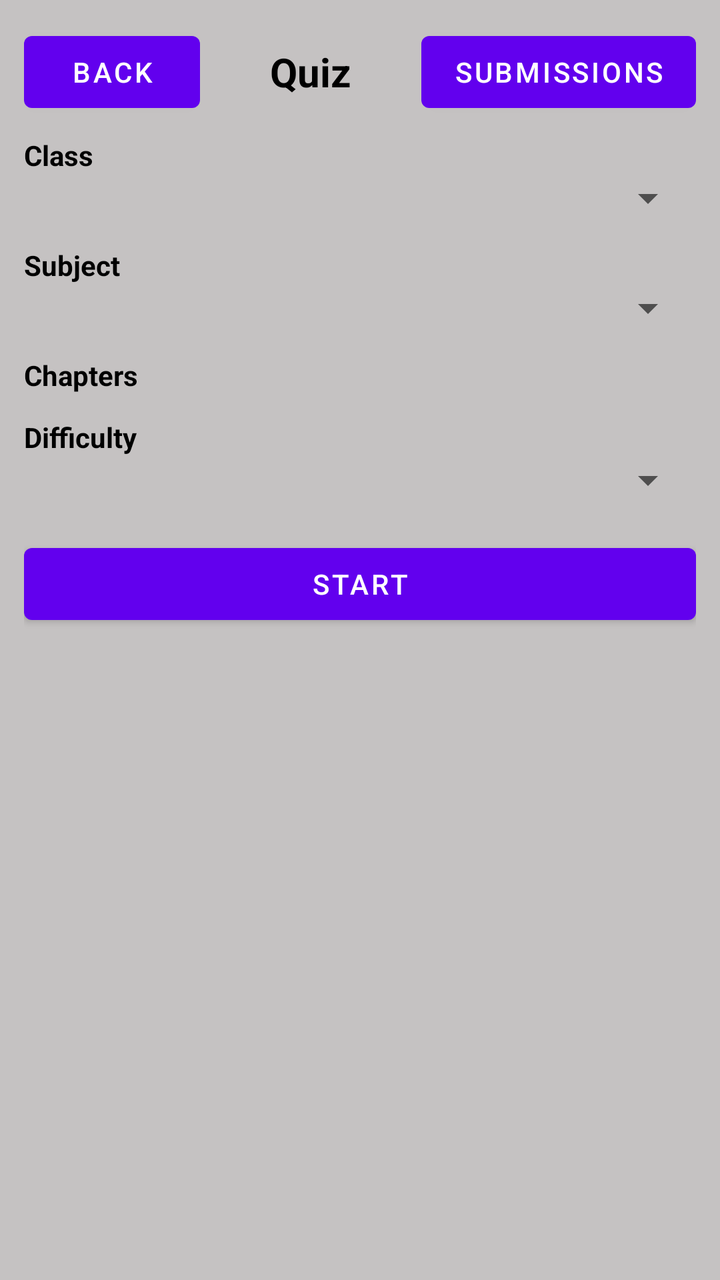
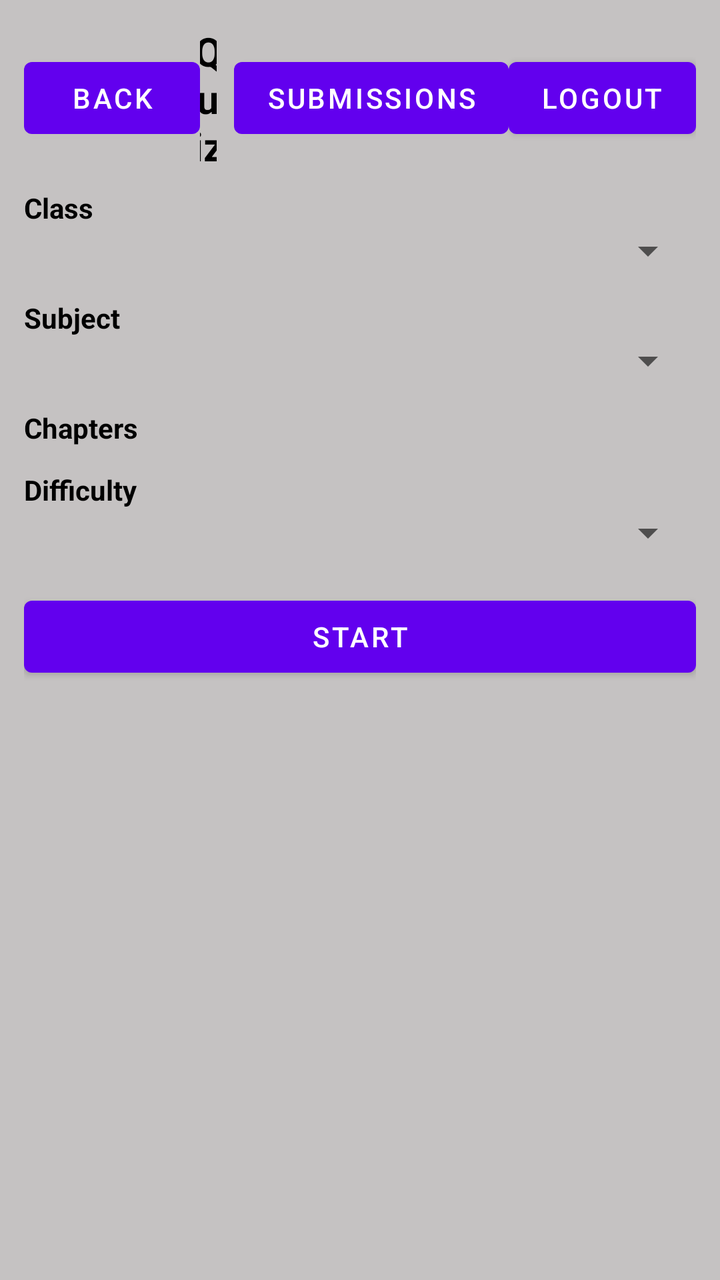

The first picture is an Android layout as it rendered before a commit; the second is the same layout after the commit. The layout source and the unified diff follow.
<!-- AndroidManifest.xml: activity theme FullScreen -->
<!-- res/layout/activity_quiz.xml -->
<?xml version="1.0" encoding="utf-8"?>
<LinearLayout xmlns:android="http://schemas.android.com/apk/res/android"
    android:layout_width="match_parent"
    android:layout_height="match_parent"
    android:background="@color/grey"
    android:orientation="vertical"
    android:padding="12dp">

    <LinearLayout
        android:layout_width="match_parent"
        android:layout_height="wrap_content"
        android:gravity="center_vertical"
        android:orientation="horizontal">

        <Button
            android:id="@+id/buttonCloseQuiz"
            android:layout_width="wrap_content"
            android:layout_height="wrap_content"
            android:text="Back" />

        <TextView
            android:id="@+id/tvQuizTitle"
            android:layout_width="0dp"
            android:layout_height="wrap_content"
            android:layout_weight="1"
            android:gravity="center"
            android:text="Quiz"
            android:textColor="@color/black"
            android:textSize="20sp"
            android:textStyle="bold" />

        <Button
            android:id="@+id/buttonPastSubmissions"
            android:layout_width="wrap_content"
            android:layout_height="wrap_content"
            android:text="Submissions" />

    </LinearLayout>

    <ScrollView
        android:layout_width="match_parent"
        android:layout_height="0dp"
        android:layout_weight="1">

        <LinearLayout
            android:id="@+id/quizRoot"
            android:layout_width="match_parent"
            android:layout_height="wrap_content"
            android:orientation="vertical"
            android:paddingTop="8dp">

            <LinearLayout
                android:id="@+id/setupPanel"
                android:layout_width="match_parent"
                android:layout_height="wrap_content"
                android:orientation="vertical">

                <TextView
                    android:layout_width="match_parent"
                    android:layout_height="wrap_content"
                    android:text="Class"
                    android:textColor="@color/black"
                    android:textStyle="bold" />

                <Spinner
                    android:id="@+id/spinnerClass"
                    android:layout_width="match_parent"
                    android:layout_height="wrap_content" />

                <TextView
                    android:layout_width="match_parent"
                    android:layout_height="wrap_content"
                    android:layout_marginTop="12dp"
                    android:text="Subject"
                    android:textColor="@color/black"
                    android:textStyle="bold" />

                <Spinner
                    android:id="@+id/spinnerSubject"
                    android:layout_width="match_parent"
                    android:layout_height="wrap_content" />

                <TextView
                    android:layout_width="match_parent"
                    android:layout_height="wrap_content"
                    android:layout_marginTop="12dp"
                    android:text="Chapters"
                    android:textColor="@color/black"
                    android:textStyle="bold" />

                <LinearLayout
                    android:id="@+id/llChapters"
                    android:layout_width="match_parent"
                    android:layout_height="wrap_content"
                    android:orientation="vertical" />

                <TextView
                    android:layout_width="match_parent"
                    android:layout_height="wrap_content"
                    android:layout_marginTop="12dp"
                    android:text="Difficulty"
                    android:textColor="@color/black"
                    android:textStyle="bold" />

                <Spinner
                    android:id="@+id/spinnerDifficulty"
                    android:layout_width="match_parent"
                    android:layout_height="wrap_content" />

                <Button
                    android:id="@+id/buttonStartQuiz"
                    android:layout_width="match_parent"
                    android:layout_height="wrap_content"
                    android:layout_marginTop="16dp"
                    android:text="Start" />

                <TextView
                    android:id="@+id/tvSetupStatus"
                    android:layout_width="match_parent"
                    android:layout_height="wrap_content"
                    android:layout_marginTop="8dp"
                    android:textColor="@color/black"
                    android:textSize="14sp" />

            </LinearLayout>

            <LinearLayout
                android:id="@+id/questionPanel"
                android:layout_width="match_parent"
                android:layout_height="wrap_content"
                android:orientation="vertical"
                android:visibility="gone">

                <TextView
                    android:id="@+id/tvQuestionNumber"
                    android:layout_width="match_parent"
                    android:layout_height="wrap_content"
                    android:textColor="@color/black"
                    android:textSize="16sp"
                    android:textStyle="bold" />

                <TextView
                    android:id="@+id/tvQuestionPrompt"
                    android:layout_width="match_parent"
                    android:layout_height="wrap_content"
                    android:layout_marginTop="12dp"
                    android:textColor="@color/black"
                    android:textSize="18sp" />

                <LinearLayout
                    android:id="@+id/llAnswerArea"
                    android:layout_width="match_parent"
                    android:layout_height="wrap_content"
                    android:layout_marginTop="12dp"
                    android:orientation="vertical" />

                <Button
                    android:id="@+id/buttonNextQuestion"
                    android:layout_width="match_parent"
                    android:layout_height="wrap_content"
                    android:layout_marginTop="16dp"
                    android:text="Next" />

                <Button
                    android:id="@+id/buttonSubmitQuiz"
                    android:layout_width="match_parent"
                    android:layout_height="wrap_content"
                    android:layout_marginTop="8dp"
                    android:text="Submit" />

            </LinearLayout>

            <LinearLayout
                android:id="@+id/reviewPanel"
                android:layout_width="match_parent"
                android:layout_height="wrap_content"
                android:orientation="vertical"
                android:visibility="gone" />

        </LinearLayout>
    </ScrollView>

</LinearLayout>
<!-- resources referenced by this layout -->
<resources>
  <color name="black">#FF000000</color>
  <color name="grey">#C5C2C2</color>
  <style name="FullScreen" parent="Theme.LockAppForGlasses">
          <item name="windowNoTitle">true</item>
          <item name="android:windowFullscreen">true</item>
      </style>
  <style name="Theme.LockAppForGlasses" parent="Theme.MaterialComponents.DayNight.DarkActionBar">
          
          <item name="colorPrimary">@color/purple_500</item>
          <item name="colorPrimaryVariant">@color/purple_700</item>
          <item name="colorOnPrimary">@color/white</item>
          
          <item name="colorSecondary">@color/teal_200</item>
          <item name="colorSecondaryVariant">@color/teal_700</item>
          <item name="colorOnSecondary">@color/black</item>
          
          <item name="android:statusBarColor" tools:targetApi="l">?attr/colorPrimaryVariant</item>
          
      </style>
  <color name="purple_500">#FF6200EE</color>
  <color name="purple_700">#FF3700B3</color>
  <color name="white">#FFFFFFFF</color>
  <color name="teal_200">#FF03DAC5</color>
  <color name="teal_700">#FF018786</color>
</resources>

<!-- the commit's change to res/layout/activity_quiz.xml (unified diff, before → after) -->
@@ -29,11 +29,26 @@
             android:textSize="20sp"
             android:textStyle="bold" />
 
+        <TextView
+            android:id="@+id/tvLoggedInStudent"
+            android:layout_width="0dp"
+            android:layout_height="wrap_content"
+            android:layout_weight="1"
+            android:gravity="center"
+            android:textColor="@color/black"
+            android:textSize="14sp" />
+
         <Button
             android:id="@+id/buttonPastSubmissions"
             android:layout_width="wrap_content"
             android:layout_height="wrap_content"
             android:text="Submissions" />
+
+        <Button
+            android:id="@+id/buttonLogout"
+            android:layout_width="wrap_content"
+            android:layout_height="wrap_content"
+            android:text="Logout" />
 
     </LinearLayout>
 
